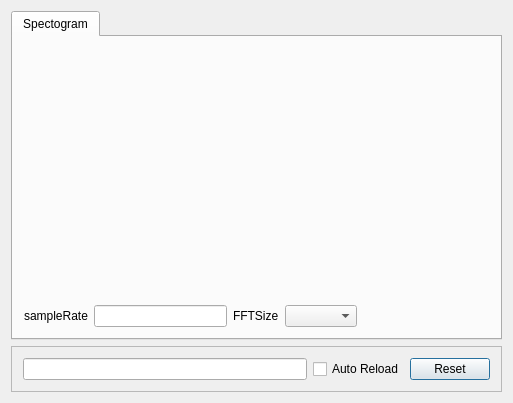
Qt form modules/sinks/sink_plots/dialogplots.ui (b-xiang/taskBus) before a commit.
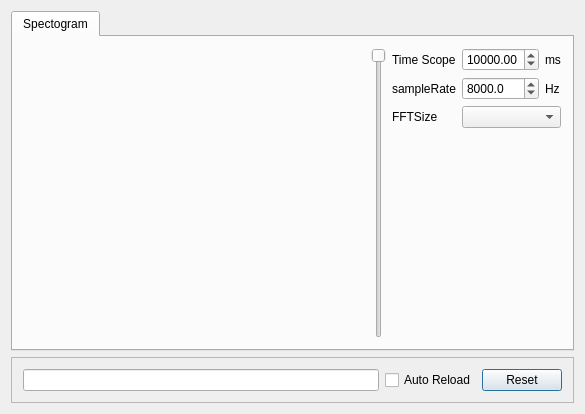
The same form after that commit. Custom widgets are drawn as their Qt base class.

```diff
--- a/modules/sinks/sink_plots/dialogplots.ui
+++ b/modules/sinks/sink_plots/dialogplots.ui
@@ -6,8 +6,8 @@
    <rect>
     <x>0</x>
     <y>0</y>
-    <width>513</width>
-    <height>403</height>
+    <width>585</width>
+    <height>414</height>
    </rect>
   </property>
   <property name="windowTitle">
@@ -23,7 +23,9 @@
       <attribute name="title">
        <string>Spectogram</string>
       </attribute>
-      <layout class="QVBoxLayout" name="verticalLayout_2">
+      <layout class="QHBoxLayout" name="horizontalLayout_3">
+       <item>
+        <layout class="QHBoxLayout" name="horizontalLayout_2">
        <item>
         <widget class="spectroGramCtrl" name="spectrogram" native="true">
          <property name="sizePolicy">
@@ -35,36 +37,105 @@
         </widget>
        </item>
        <item>
-        <layout class="QHBoxLayout" name="horizontalLayout_2">
+          <widget class="QSlider" name="horizontalSlider_pos">
+           <property name="maximum">
+            <number>1000</number>
+           </property>
+           <property name="orientation">
+            <enum>Qt::Vertical</enum>
+           </property>
+           <property name="invertedAppearance">
+            <bool>true</bool>
+           </property>
+           <property name="invertedControls">
+            <bool>false</bool>
+           </property>
+          </widget>
+         </item>
+        </layout>
+       </item>
          <item>
+        <layout class="QVBoxLayout" name="verticalLayout_2">
+         <item>
+          <layout class="QGridLayout" name="gridLayout">
+           <item row="1" column="2">
+            <widget class="QLabel" name="label_5">
+             <property name="text">
+              <string>Hz</string>
+             </property>
+            </widget>
+           </item>
+           <item row="0" column="2">
+            <widget class="QLabel" name="label_4">
+             <property name="text">
+              <string>ms</string>
+             </property>
+            </widget>
+           </item>
+           <item row="0" column="0">
+            <widget class="QLabel" name="label_3">
+             <property name="text">
+              <string>Time Scope</string>
+             </property>
+            </widget>
+           </item>
+           <item row="1" column="0">
           <widget class="QLabel" name="label">
            <property name="text">
             <string>sampleRate</string>
            </property>
           </widget>
          </item>
-         <item>
-          <widget class="QLineEdit" name="lineEdit_spr"/>
-         </item>
-         <item>
+           <item row="1" column="1">
+            <widget class="QDoubleSpinBox" name="doubleSpinBox_spr">
+             <property name="decimals">
+              <number>1</number>
+             </property>
+             <property name="minimum">
+              <double>1.000000000000000</double>
+             </property>
+             <property name="maximum">
+              <double>10000000000.000000000000000</double>
+             </property>
+             <property name="value">
+              <double>8000.000000000000000</double>
+             </property>
+            </widget>
+           </item>
+           <item row="2" column="0">
           <widget class="QLabel" name="label_2">
            <property name="text">
             <string>FFTSize</string>
            </property>
           </widget>
          </item>
-         <item>
+           <item row="0" column="1">
+            <widget class="QDoubleSpinBox" name="doubleSpinBox_timeSocpe">
+             <property name="minimum">
+              <double>1000.000000000000000</double>
+             </property>
+             <property name="maximum">
+              <double>60000.000000000000000</double>
+             </property>
+             <property name="value">
+              <double>10000.000000000000000</double>
+             </property>
+            </widget>
+           </item>
+           <item row="2" column="1" colspan="2">
           <widget class="QComboBox" name="comboBox_fft"/>
          </item>
+          </layout>
+         </item>
          <item>
-          <spacer name="horizontalSpacer">
+          <spacer name="verticalSpacer">
            <property name="orientation">
-            <enum>Qt::Horizontal</enum>
+            <enum>Qt::Vertical</enum>
            </property>
            <property name="sizeHint" stdset="0">
             <size>
-             <width>40</width>
-             <height>20</height>
+             <width>20</width>
+             <height>40</height>
             </size>
            </property>
           </spacer>
```
Lines whose indentation alone changed are shown as unchanged.
